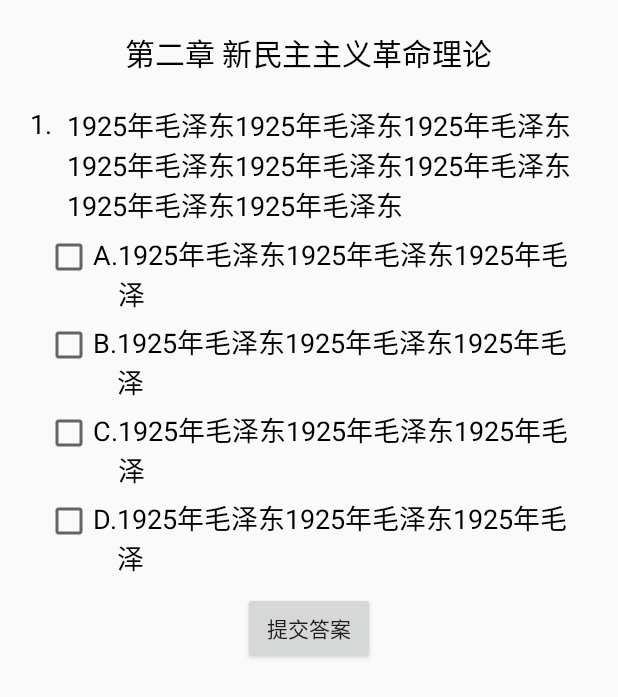
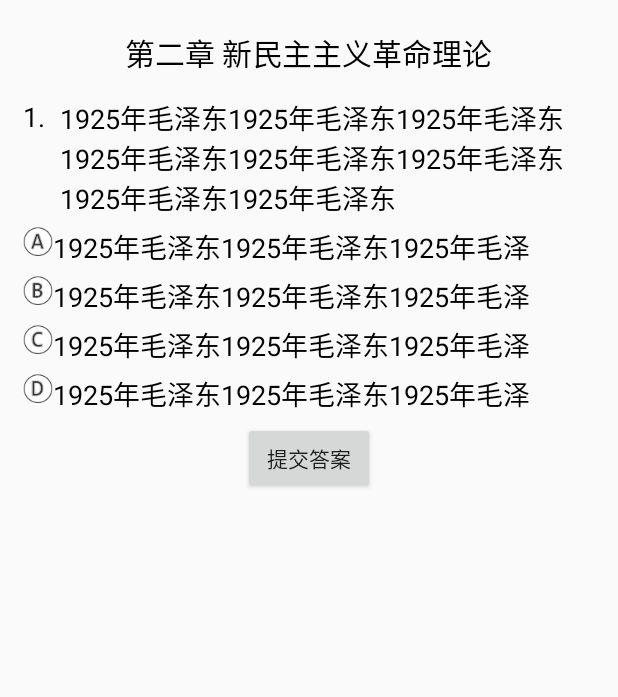
Before and after one commit to malijie/PoliticsProject, an Android app: the layout question_item_detail.xml on its own in the app's theme, with its tools: preview values and no code run, on a phone screen of 412 x 824 dp. Shown: the top 697 px of the screen. Run offline under Robolectric (Android 15) with nearby library versions, the light colour scheme and no system bars.

Commit message:
update db

```diff
--- a/PoliticsExam/src/main/AndroidManifest.xml
+++ b/PoliticsExam/src/main/AndroidManifest.xml
@@ -2,6 +2,7 @@
 <manifest xmlns:android="http://schemas.android.com/apk/res/android"
     package="com.politics.exam" >
 
+    <uses-permission android:name="android.permission.WRITE_EXTERNAL_STORAGE"/>
     <application
         android:allowBackup="true"
         android:icon="@mipmap/ic_launcher"
--- a/PoliticsExam/src/main/java/com/politics/exam/fragment/QuestionsFragment.java
+++ b/PoliticsExam/src/main/java/com/politics/exam/fragment/QuestionsFragment.java
@@ -24,7 +24,6 @@ public class QuestionsFragment extends Fragment {
                              Bundle savedInstanceState) {
         View messageLayout = inflater.inflate(R.layout.question_fragment, container, false);
         initViews(messageLayout);
-
         return messageLayout;
     }
 
--- a/PoliticsExam/src/main/res/layout/question_item_detail.xml
+++ b/PoliticsExam/src/main/res/layout/question_item_detail.xml
@@ -1,7 +1,7 @@
 <?xml version="1.0" encoding="utf-8"?>
 <LinearLayout xmlns:android="http://schemas.android.com/apk/res/android"
     android:layout_width="match_parent"
-    android:layout_height="match_parent"
+    android:layout_height="wrap_content"
     android:layout_margin="10dp"
     android:orientation="vertical">
 
@@ -9,6 +9,7 @@
         android:id="@+id/id_question_detail_text_character"
         android:layout_width="wrap_content"
         android:layout_height="wrap_content"
+
         android:text="第二章 新民主主义革命理论"
         android:layout_marginTop="10dp"
         android:layout_marginBottom="10dp"
@@ -20,7 +21,7 @@
         android:id="@+id/id_question_detail_layout_question"
         android:layout_width="match_parent"
         android:layout_height="wrap_content"
-        android:layout_margin="10dp">
+        android:layout_margin="5dp">
 
         <TextView
             android:id="@+id/id_question_detail_text_index"
@@ -43,21 +44,13 @@
             android:layout_width="match_parent"
             android:layout_height="wrap_content"
             android:orientation="horizontal"
-            android:layout_marginLeft="10dp"
-            android:layout_marginRight="10dp"
             android:layout_marginTop="5dp"
             android:layout_below="@id/id_question_detail_text_title">
-            <CheckBox
-                android:id="@+id/id_question_detail_checkbox_A"
-                android:layout_width="wrap_content"
-                android:layout_height="wrap_content"/>
-            <TextView
+            <ImageView
+                android:id="@+id/id_question_detail_image_A"
                 android:layout_width="wrap_content"
                 android:layout_height="wrap_content"
-                android:text="A."
-                android:textSize="@dimen/font_size_18"
-                android:gravity="center_vertical"
-                android:textColor="@color/font_black"/>
+                android:src="@mipmap/choice_a"/>
             <TextView
                 android:layout_width="match_parent"
                 android:layout_height="wrap_content"
@@ -71,49 +64,35 @@
             android:layout_width="match_parent"
             android:layout_height="wrap_content"
             android:orientation="horizontal"
-            android:layout_marginLeft="10dp"
-            android:layout_marginRight="10dp"
             android:layout_marginTop="5dp"
             android:layout_below="@id/id_question_detail_layout_A">
-            <CheckBox
-                android:id="@+id/id_question_detail_checkbox_B"
-                android:layout_width="wrap_content"
-                android:layout_height="wrap_content"/>
-            <TextView
+            <ImageView
+                android:id="@+id/id_question_detail_image_B"
                 android:layout_width="wrap_content"
                 android:layout_height="wrap_content"
-                android:text="B."
-                android:textSize="@dimen/font_size_18"
-                android:gravity="center_vertical"
-                android:textColor="@color/font_black"/>
+                android:src="@mipmap/choice_b"/>
+
             <TextView
+                android:id="@+id/textView2"
                 android:layout_width="match_parent"
                 android:layout_height="wrap_content"
                 android:gravity="center_vertical"
-                android:textSize="@dimen/font_size_18"
                 android:text="1925年毛泽东1925年毛泽东1925年毛泽"
-                android:textColor="@color/font_black"/>
+                android:textColor="@color/font_black"
+                android:textSize="@dimen/font_size_18" />
         </LinearLayout>
         <LinearLayout
             android:id="@+id/id_question_detail_layout_C"
             android:layout_width="match_parent"
             android:layout_height="wrap_content"
             android:orientation="horizontal"
-            android:layout_marginLeft="10dp"
-            android:layout_marginRight="10dp"
             android:layout_marginTop="5dp"
             android:layout_below="@id/id_question_detail_layout_B">
-            <CheckBox
-                android:id="@+id/id_question_detail_checkbox_C"
-                android:layout_width="wrap_content"
-                android:layout_height="wrap_content"/>
-            <TextView
+            <ImageView
+                android:id="@+id/id_question_detail_image_C"
                 android:layout_width="wrap_content"
                 android:layout_height="wrap_content"
-                android:text="C."
-                android:textSize="@dimen/font_size_18"
-                android:gravity="center_vertical"
-                android:textColor="@color/font_black"/>
+                android:src="@mipmap/choice_c"/>
             <TextView
                 android:layout_width="match_parent"
                 android:layout_height="wrap_content"
@@ -127,21 +106,13 @@
             android:layout_width="match_parent"
             android:layout_height="wrap_content"
             android:orientation="horizontal"
-            android:layout_marginLeft="10dp"
-            android:layout_marginRight="10dp"
             android:layout_marginTop="5dp"
             android:layout_below="@id/id_question_detail_layout_C">
-            <CheckBox
-                android:id="@+id/id_question_detail_checkbox_D"
-                android:layout_width="wrap_content"
-                android:layout_height="wrap_content"/>
-            <TextView
+            <ImageView
+                android:id="@+id/id_question_detail_image_D"
                 android:layout_width="wrap_content"
                 android:layout_height="wrap_content"
-                android:text="D."
-                android:textSize="@dimen/font_size_18"
-                android:gravity="center_vertical"
-                android:textColor="@color/font_black"/>
+                android:src="@mipmap/choice_d"/>
             <TextView
                 android:layout_width="match_parent"
                 android:layout_height="wrap_content"
```
Also changed, not shown: PoliticsExam/src/main/java/com/politics/exam/activity/BaseActivity.java (+5 -2 lines), PoliticsExam/src/main/java/com/politics/exam/activity/HomePageActivity.java (+10 -4 lines), PoliticsExam/src/main/java/com/politics/exam/activity/QuestionDetailActivity.java (+16 -0 lines), PoliticsExam/src/main/java/com/politics/exam/db/DBConstants.java (added, +11 -0 lines), PoliticsExam/src/main/java/com/politics/exam/db/DBManager.java (added, +48 -0 lines), PoliticsExam/src/main/res/layout/question_detail.xml (+4 -6 lines), PoliticsExam/src/main/res/layout/question_detail_layout.xml (added, +8 -0 lines), PoliticsExam/src/main/res/mipmap-xhdpi/answer_right.png (added), PoliticsExam/src/main/res/mipmap-xhdpi/answer_wrong.png (added), PoliticsExam/src/main/res/mipmap-xhdpi/choice_a.png (added), PoliticsExam/src/main/res/mipmap-xhdpi/choice_b.png (added), PoliticsExam/src/main/res/mipmap-xhdpi/choice_c.png (added), PoliticsExam/src/main/res/mipmap-xhdpi/choice_d.png (added), 1 other file.
